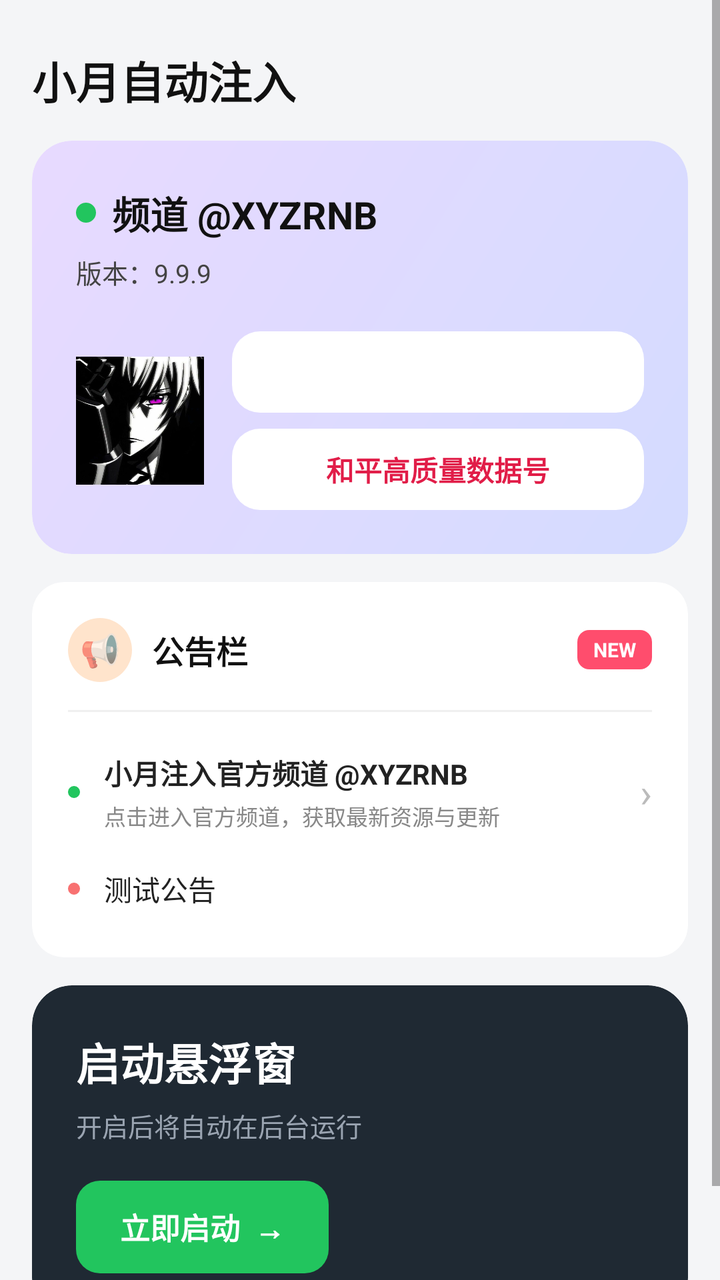
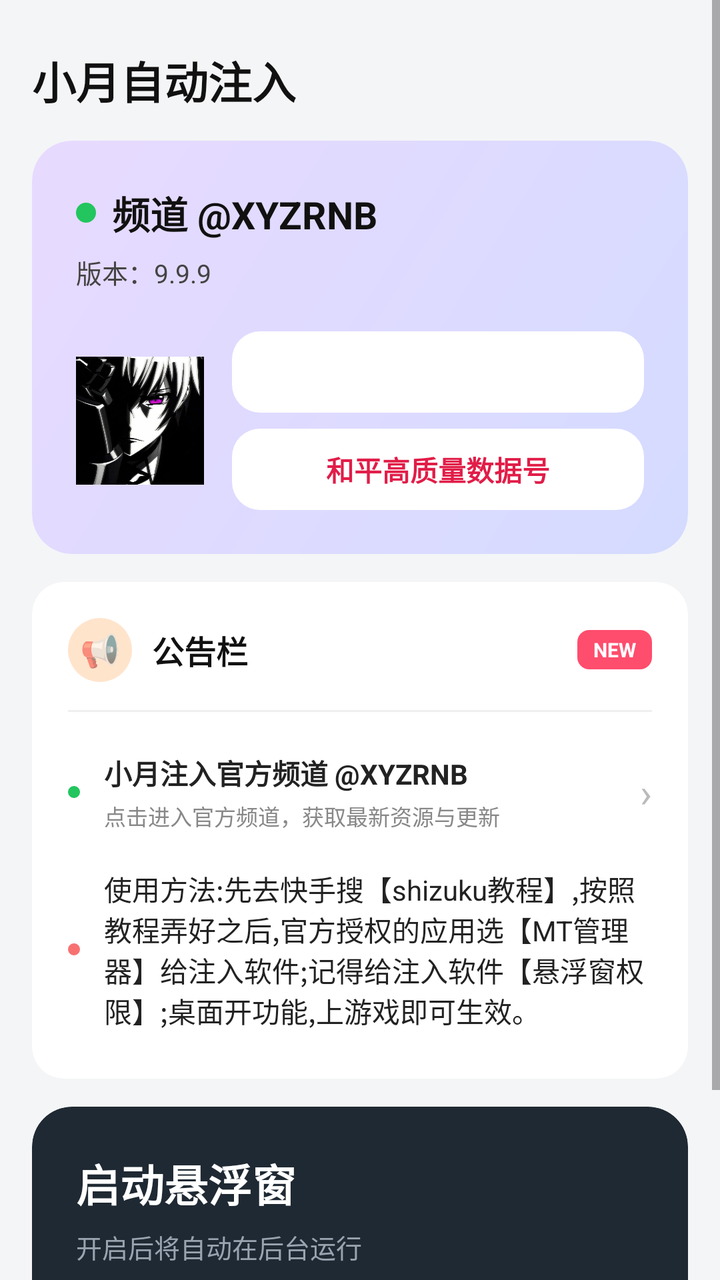

An Android layout rendered at two revisions. The XML below is the earlier revision; the diff shows what the commit changed to produce the second picture.
<!-- AndroidManifest.xml: application theme Theme.XYPAK -->
<!-- res/layout/fragment_home.xml -->
<?xml version="1.0" encoding="utf-8"?>
<ScrollView xmlns:android="http://schemas.android.com/apk/res/android"
    xmlns:app="http://schemas.android.com/apk/res-auto"
    android:layout_width="match_parent"
    android:layout_height="match_parent"
    android:fillViewport="true"
    android:background="@color/bg_main">

    <LinearLayout
        android:layout_width="match_parent"
        android:layout_height="wrap_content"
        android:orientation="vertical"
        android:padding="16dp">

        <TextView
            android:layout_width="wrap_content"
            android:layout_height="wrap_content"
            android:layout_marginTop="8dp"
            android:layout_marginBottom="14dp"
            android:text="小月自动注入"
            android:textColor="#111"
            android:textSize="22sp"
            android:textStyle="bold"/>

        
        <androidx.cardview.widget.CardView
            android:layout_width="match_parent"
            android:layout_height="wrap_content"
            app:cardCornerRadius="20dp"
            app:cardElevation="0dp">

            <LinearLayout
                android:layout_width="match_parent"
                android:layout_height="wrap_content"
                android:background="@drawable/bg_card_purple"
                android:orientation="vertical"
                android:padding="22dp">

                <LinearLayout
                    android:layout_width="wrap_content"
                    android:layout_height="wrap_content"
                    android:gravity="center_vertical"
                    android:orientation="horizontal">

                    <View
                        android:layout_width="10dp"
                        android:layout_height="10dp"
                        android:background="@drawable/dot_green"/>

                    <TextView
                        android:layout_width="wrap_content"
                        android:layout_height="wrap_content"
                        android:layout_marginLeft="8dp"
                        android:text="频道 @XYZRNB"
                        android:textColor="#111"
                        android:textSize="19sp"
                        android:textStyle="bold"/>
                </LinearLayout>

                <TextView
                    android:layout_width="wrap_content"
                    android:layout_height="wrap_content"
                    android:layout_marginTop="6dp"
                    android:text="版本：9.9.9"
                    android:textColor="#444"
                    android:textSize="13sp"/>

                <LinearLayout
                    android:layout_width="match_parent"
                    android:layout_height="wrap_content"
                    android:layout_marginTop="20dp"
                    android:gravity="center_vertical"
                    android:orientation="horizontal">

                    <ImageView
                        android:layout_width="64dp"
                        android:layout_height="64dp"
                        android:background="@drawable/bg_avatar"
                        android:scaleType="centerCrop"
                        android:src="@drawable/avatar"/>

                    
                    <LinearLayout
                        android:layout_width="0dp"
                        android:layout_height="wrap_content"
                        android:layout_marginLeft="14dp"
                        android:layout_weight="1"
                        android:orientation="vertical">

                        
                        <TextView
                            android:id="@+id/text_buy"
                            android:layout_width="match_parent"
                            android:layout_height="wrap_content"
                            android:background="@drawable/bg_pill_light"
                            android:clickable="true"
                            android:focusable="true"
                            android:gravity="center"
                            android:paddingTop="10dp"
                            android:paddingBottom="10dp"
                            android:paddingLeft="14dp"
                            android:paddingRight="14dp"
                            android:text="购买小月内部"
                            android:textColor="#FFFFFF"
                            android:textSize="14sp"
                            android:textStyle="bold"/>

                        
                        <TextView
                            android:id="@+id/text_safe"
                            android:layout_width="match_parent"
                            android:layout_height="wrap_content"
                            android:layout_marginTop="8dp"
                            android:background="@drawable/bg_pill_light"
                            android:clickable="true"
                            android:focusable="true"
                            android:gravity="center"
                            android:paddingTop="10dp"
                            android:paddingBottom="10dp"
                            android:paddingLeft="14dp"
                            android:paddingRight="14dp"
                            android:text="和平高质量数据号"
                            android:textColor="#E11D48"
                            android:textSize="14sp"
                            android:textStyle="bold"/>
                    </LinearLayout>
                </LinearLayout>
            </LinearLayout>
        </androidx.cardview.widget.CardView>

        
        <androidx.cardview.widget.CardView
            android:layout_width="match_parent"
            android:layout_height="wrap_content"
            android:layout_marginTop="14dp"
            app:cardBackgroundColor="#fff"
            app:cardCornerRadius="16dp"
            app:cardElevation="0dp">

            <LinearLayout
                android:layout_width="match_parent"
                android:layout_height="wrap_content"
                android:orientation="vertical"
                android:padding="18dp">

                <LinearLayout
                    android:layout_width="match_parent"
                    android:layout_height="wrap_content"
                    android:gravity="center_vertical"
                    android:orientation="horizontal">

                    <FrameLayout
                        android:layout_width="32dp"
                        android:layout_height="32dp"
                        android:background="@drawable/bg_circle_soft_orange">
                        <TextView
                            android:layout_width="wrap_content"
                            android:layout_height="wrap_content"
                            android:layout_gravity="center"
                            android:text="📢"
                            android:textSize="16sp"/>
                    </FrameLayout>

                    <TextView
                        android:layout_width="0dp"
                        android:layout_height="wrap_content"
                        android:layout_marginLeft="10dp"
                        android:layout_weight="1"
                        android:text="公告栏"
                        android:textColor="#111"
                        android:textSize="16sp"
                        android:textStyle="bold"/>

                    <TextView
                        android:layout_width="wrap_content"
                        android:layout_height="wrap_content"
                        android:background="@drawable/bg_notice_tag"
                        android:paddingLeft="8dp"
                        android:paddingRight="8dp"
                        android:paddingTop="3dp"
                        android:paddingBottom="3dp"
                        android:text="NEW"
                        android:textColor="#FFFFFF"
                        android:textSize="10sp"
                        android:textStyle="bold"/>
                </LinearLayout>

                <View
                    android:layout_width="match_parent"
                    android:layout_height="1dp"
                    android:layout_marginTop="14dp"
                    android:background="#F0F0F0"/>

                
                <LinearLayout
                    android:id="@+id/notice_1"
                    android:layout_width="match_parent"
                    android:layout_height="wrap_content"
                    android:layout_marginTop="14dp"
                    android:background="?android:selectableItemBackground"
                    android:clickable="true"
                    android:focusable="true"
                    android:gravity="center_vertical"
                    android:orientation="horizontal"
                    android:paddingTop="6dp"
                    android:paddingBottom="6dp">

                    <View
                        android:layout_width="6dp"
                        android:layout_height="6dp"
                        android:background="@drawable/dot_green"/>

                    <LinearLayout
                        android:layout_width="0dp"
                        android:layout_height="wrap_content"
                        android:layout_marginLeft="12dp"
                        android:layout_weight="1"
                        android:orientation="vertical">

                        <TextView
                            android:layout_width="wrap_content"
                            android:layout_height="wrap_content"
                            android:text="小月注入官方频道 @XYZRNB"
                            android:textColor="#222"
                            android:textSize="14sp"
                            android:textStyle="bold"/>

                        <TextView
                            android:layout_width="wrap_content"
                            android:layout_height="wrap_content"
                            android:layout_marginTop="3dp"
                            android:text="点击进入官方频道，获取最新资源与更新"
                            android:textColor="#888"
                            android:textSize="11sp"/>
                    </LinearLayout>

                    <TextView
                        android:layout_width="wrap_content"
                        android:layout_height="wrap_content"
                        android:text="›"
                        android:textColor="#bbb"
                        android:textSize="20sp"/>
                </LinearLayout>

                
                <LinearLayout
                    android:layout_width="match_parent"
                    android:layout_height="wrap_content"
                    android:layout_marginTop="6dp"
                    android:gravity="center_vertical"
                    android:orientation="horizontal"
                    android:paddingTop="6dp"
                    android:paddingBottom="6dp">

                    <View
                        android:layout_width="6dp"
                        android:layout_height="6dp"
                        android:background="@drawable/dot_red"/>

                    <TextView
                        android:layout_width="0dp"
                        android:layout_height="wrap_content"
                        android:layout_marginLeft="12dp"
                        android:layout_weight="1"
                        android:text="测试公告"
                        android:textColor="#222"
                        android:textSize="14sp"/>
                </LinearLayout>

            </LinearLayout>
        </androidx.cardview.widget.CardView>

        
        <androidx.cardview.widget.CardView
            android:layout_width="match_parent"
            android:layout_height="wrap_content"
            android:layout_marginTop="14dp"
            android:layout_marginBottom="16dp"
            app:cardBackgroundColor="#1f2933"
            app:cardCornerRadius="20dp"
            app:cardElevation="0dp">

            <LinearLayout
                android:layout_width="match_parent"
                android:layout_height="wrap_content"
                android:orientation="vertical"
                android:padding="22dp">

                <TextView
                    android:layout_width="wrap_content"
                    android:layout_height="wrap_content"
                    android:text="启动悬浮窗"
                    android:textColor="#fff"
                    android:textSize="22sp"
                    android:textStyle="bold"/>

                <TextView
                    android:layout_width="wrap_content"
                    android:layout_height="wrap_content"
                    android:layout_marginTop="6dp"
                    android:text="开启后将自动在后台运行"
                    android:textColor="#9aa4b1"
                    android:textSize="13sp"/>

                <TextView
                    android:id="@+id/btn_start_float"
                    android:layout_width="wrap_content"
                    android:layout_height="wrap_content"
                    android:layout_marginTop="18dp"
                    android:background="@drawable/bg_btn_green"
                    android:paddingLeft="22dp"
                    android:paddingRight="22dp"
                    android:paddingTop="12dp"
                    android:paddingBottom="12dp"
                    android:text="立即启动  →"
                    android:textColor="#fff"
                    android:textSize="15sp"
                    android:textStyle="bold"/>
            </LinearLayout>
        </androidx.cardview.widget.CardView>

    </LinearLayout>
</ScrollView>
<!-- resources referenced by this layout -->
<resources>
  <color name="bg_main">#FFF4F5F7</color>
  <!-- drawable avatar: png bitmap (drawable, 57106 bytes) -->
  <!-- drawable bg_avatar (drawable) -->
  <?xml version="1.0" encoding="utf-8"?>
  <shape xmlns:android="http://schemas.android.com/apk/res/android" android:shape="oval">
      <gradient android:startColor="#A5DDFB" android:endColor="#7AB8E0"/>
  </shape>
  <!-- drawable bg_btn_green (drawable) -->
  <?xml version="1.0" encoding="utf-8"?>
  <shape xmlns:android="http://schemas.android.com/apk/res/android" android:shape="rectangle">
      <solid android:color="#22C55E"/>
      <corners android:radius="12dp"/>
  </shape>
  <!-- drawable bg_card_purple (drawable) -->
  <?xml version="1.0" encoding="utf-8"?>
  <shape xmlns:android="http://schemas.android.com/apk/res/android" android:shape="rectangle">
      <gradient android:angle="135" android:startColor="#D4DBFF" android:endColor="#E8DAFF"/>
      <corners android:radius="20dp"/>
  </shape>
  <!-- drawable bg_circle_soft_orange (drawable) -->
  <?xml version="1.0" encoding="utf-8"?>
  <shape xmlns:android="http://schemas.android.com/apk/res/android" android:shape="oval">
      <solid android:color="#FFE4CC"/>
  </shape>
  <!-- drawable bg_notice_tag (drawable) -->
  <?xml version="1.0" encoding="utf-8"?>
  <shape xmlns:android="http://schemas.android.com/apk/res/android" android:shape="rectangle">
      <solid android:color="#FF4D6D"/>
      <corners android:radius="6dp"/>
  </shape>
  <!-- drawable bg_pill_light (drawable) -->
  <?xml version="1.0" encoding="utf-8"?>
  <shape xmlns:android="http://schemas.android.com/apk/res/android" android:shape="rectangle">
      <solid android:color="#FFFFFFFF"/>
      <corners android:radius="14dp"/>
  </shape>
  <!-- drawable dot_green (drawable) -->
  <?xml version="1.0" encoding="utf-8"?>
  <shape xmlns:android="http://schemas.android.com/apk/res/android" android:shape="oval">
      <solid android:color="#22C55E"/>
      <size android:width="10dp" android:height="10dp"/>
  </shape>
  <!-- drawable dot_red (drawable) -->
  <?xml version="1.0" encoding="utf-8"?>
  <shape xmlns:android="http://schemas.android.com/apk/res/android" android:shape="oval">
      <solid android:color="#F87171"/>
      <size android:width="10dp" android:height="10dp"/>
  </shape>
  <style name="Theme.XYPAK" parent="Theme.AppCompat.Light.NoActionBar">
          <item name="colorPrimary">#FF1FB960</item>
          <item name="colorPrimaryDark">#FF16994E</item>
          <item name="colorAccent">#FF1FB960</item>
      </style>
</resources>

<!-- the commit's change to res/layout/fragment_home.xml (unified diff, before → after) -->
@@ -262,7 +262,7 @@
                         android:layout_height="wrap_content"
                         android:layout_marginLeft="12dp"
                         android:layout_weight="1"
-                        android:text="测试公告"
+                        android:text="使用方法:先去快手搜【shizuku教程】,按照教程弄好之后,官方授权的应用选【MT管理器】给注入软件;记得给注入软件【悬浮窗权限】;桌面开功能,上游戏即可生效。"
                         android:textColor="#222"
                         android:textSize="14sp"/>
                 </LinearLayout>
